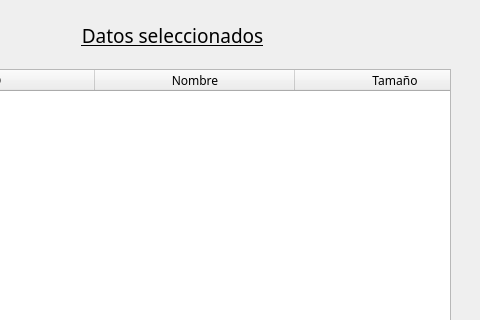
Old version of the form User_Interfaces/VentanaClasificador.ui in the repository 40CompilerErrors/Proyecto2; both pictures show x 732 to 1212 and y 0 to 320 of the 1212 by 640 pixel window.
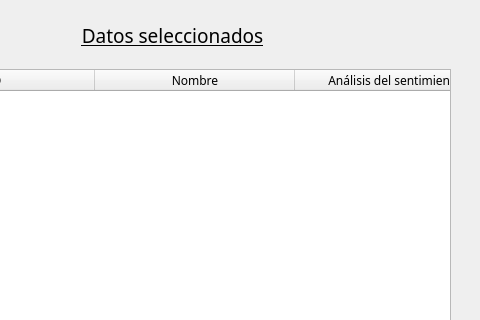
New version of the form. Icons and pictures are not drawn.

Commit message: Añadida funcionalidad del analisis del sentimiento

Diff of the .ui file:
```diff
--- a/User_Interfaces/VentanaClasificador.ui
+++ b/User_Interfaces/VentanaClasificador.ui
@@ -348,12 +348,12 @@
         </column>
         <column>
          <property name="text">
-          <string>Tamaño</string>
+          <string>Análisis del sentimiento</string>
          </property>
         </column>
         <column>
          <property name="text">
-          <string>Ultima modificación</string>
+          <string>Subjetividad</string>
          </property>
         </column>
        </widget>
```
The commit also changes 14 other files.
